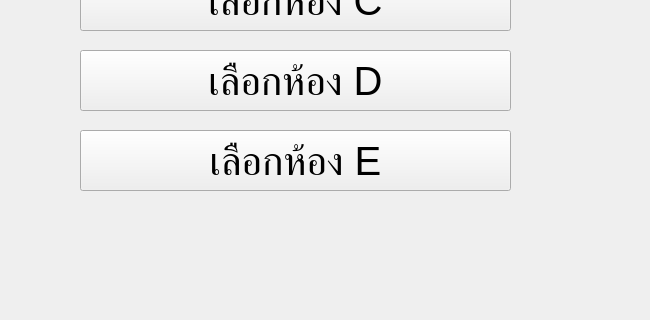
Before: the Qt Designer form ui/select_room.ui in napassadol/rent_room_pyqt, drawn with Qt 5; both pictures show x 630 to 1280 and y 330 to 650 of the 1280 by 800 pixel window.
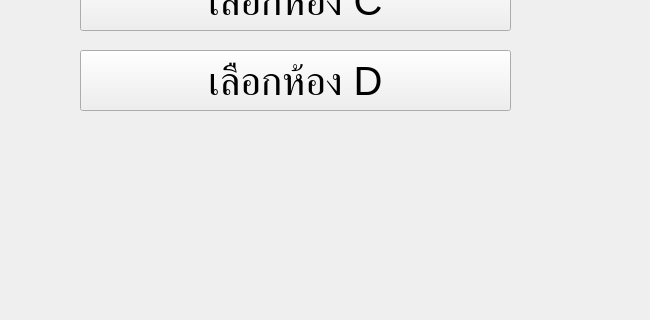
After: the same form once the commit is applied. Icons and pictures are not drawn.

Patch:
```diff
--- a/ui/select_room.ui
+++ b/ui/select_room.ui
@@ -135,24 +135,6 @@
      <string>เลือกห้อง D</string>
     </property>
    </widget>
-   <widget class="QPushButton" name="pushButton_7">
-    <property name="geometry">
-     <rect>
-      <x>710</x>
-      <y>460</y>
-      <width>431</width>
-      <height>61</height>
-     </rect>
-    </property>
-    <property name="font">
-     <font>
-      <pointsize>30</pointsize>
-     </font>
-    </property>
-    <property name="text">
-     <string>เลือกห้อง E</string>
-    </property>
-   </widget>
    <widget class="QLabel" name="label_4">
     <property name="geometry">
      <rect>
```
